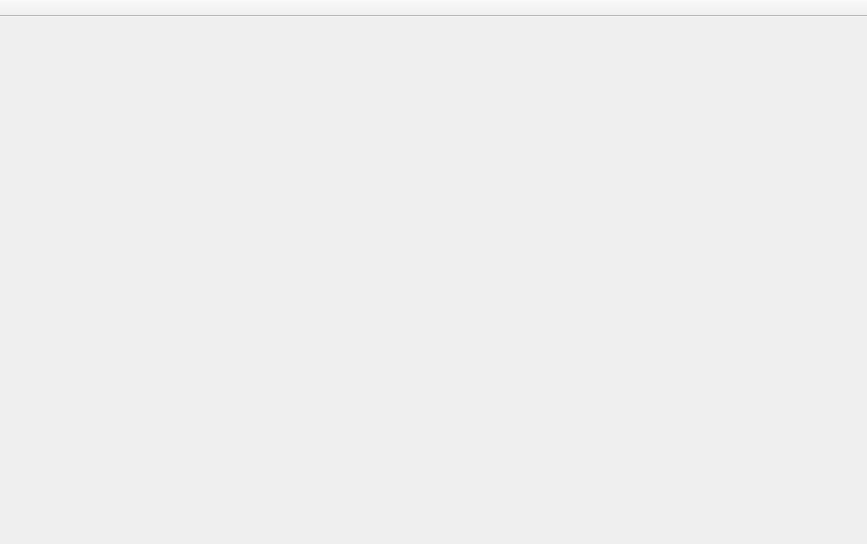
Qt form ui/ui_main.ui (CNPolaris/usv_station) before a commit.
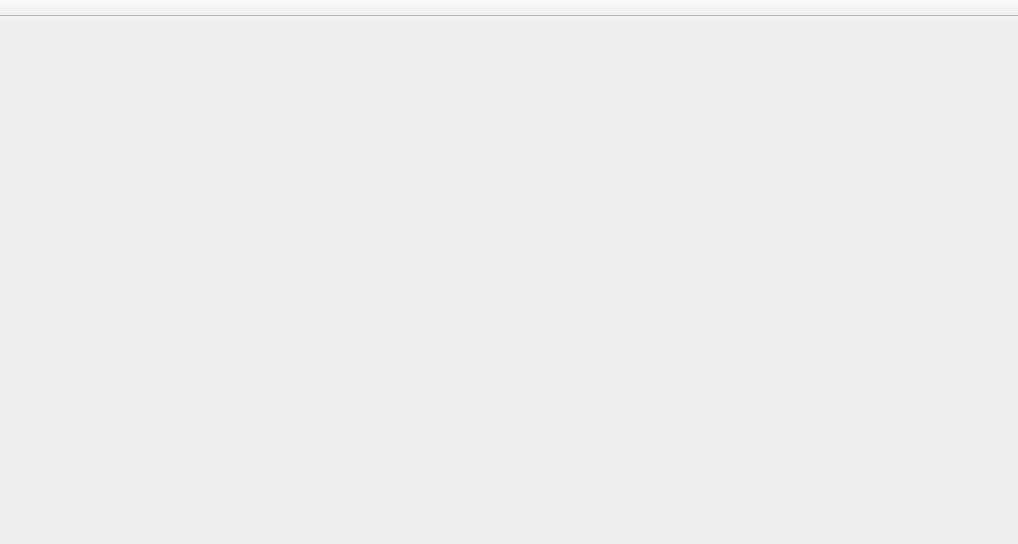
The same form after that commit.

What changed in the file:
```diff
--- a/ui/ui_main.ui
+++ b/ui/ui_main.ui
@@ -6,14 +6,14 @@
    <rect>
     <x>0</x>
     <y>0</y>
-    <width>867</width>
+    <width>1018</width>
     <height>544</height>
    </rect>
   </property>
   <property name="minimumSize">
    <size>
-    <width>600</width>
-    <height>430</height>
+    <width>1018</width>
+    <height>544</height>
    </size>
   </property>
   <property name="font">
```
